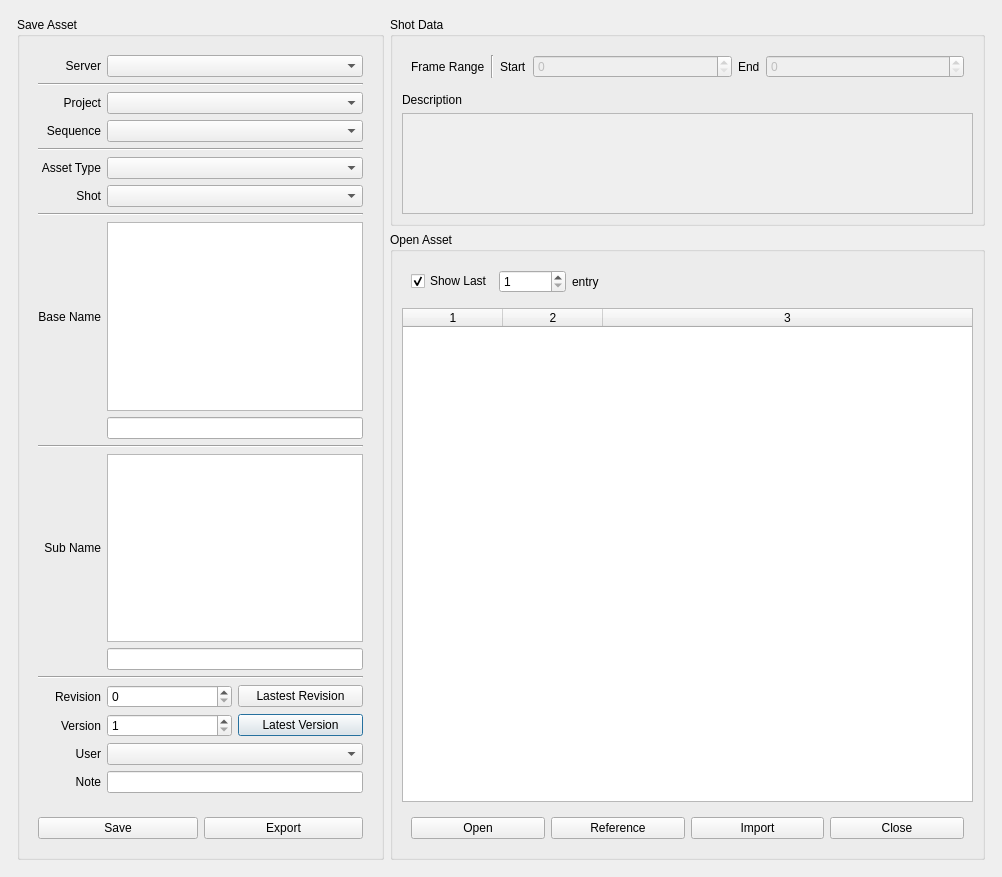
code-google-com/oyprojectmanager, file ui/assetManager.ui: the form before one commit.
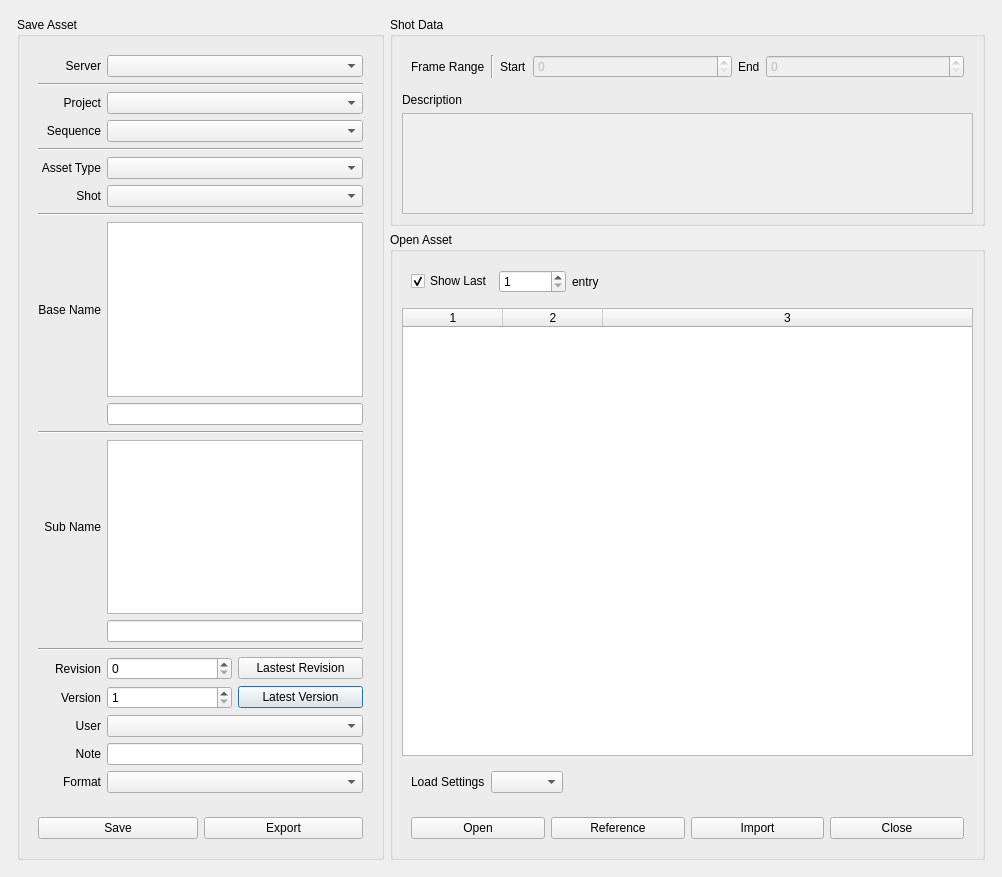
The form after the commit.

Commit message: oyProjectManager: - fixed rendered image names in mayaEnv

The edit to the form file:
```diff
--- a/ui/assetManager.ui
+++ b/ui/assetManager.ui
@@ -507,6 +507,19 @@
                  </property>
                 </widget>
                </item>
+               <item row="20" column="1">
+                <widget class="QComboBox" name="formats_comboBox"/>
+               </item>
+               <item row="20" column="0">
+                <widget class="QLabel" name="formats_label">
+                 <property name="text">
+                  <string>Format</string>
+                 </property>
+                 <property name="alignment">
+                  <set>Qt::AlignRight|Qt::AlignTrailing|Qt::AlignVCenter</set>
+                 </property>
+                </widget>
+               </item>
               </layout>
              </widget>
             </item>
@@ -796,6 +809,35 @@
               <column/>
              </widget>
             </item>
+            <item>
+             <widget class="QWidget" name="horizontalWidget" native="true">
+              <layout class="QHBoxLayout" name="horizontalLayout_3">
+               <item>
+                <widget class="QLabel" name="loadSettings_label">
+                 <property name="text">
+                  <string>Load Settings</string>
+                 </property>
+                </widget>
+               </item>
+               <item>
+                <widget class="QComboBox" name="loadSettings_comboBox"/>
+               </item>
+               <item>
+                <spacer name="horizontalSpacer_2">
+                 <property name="orientation">
+                  <enum>Qt::Horizontal</enum>
+                 </property>
+                 <property name="sizeHint" stdset="0">
+                  <size>
+                   <width>40</width>
+                   <height>20</height>
+                  </size>
+                 </property>
+                </spacer>
+               </item>
+              </layout>
+             </widget>
+            </item>
             <item>
              <widget class="QWidget" name="openButtons_horizontalWidget" native="true">
               <property name="sizePolicy">
```
Left out of the diff: 9 changed lines with no effect on the pictures. The commit also changes 5 other files.
